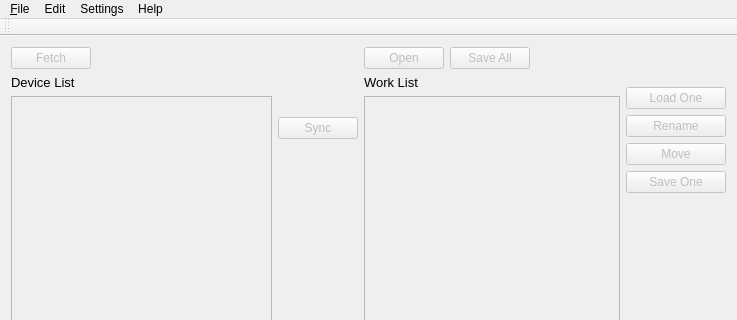
Above: spl/DcPresetLib.ui from strymon/spl before the change; both pictures show x 0 to 737 and y 0 to 320 of the 737 by 793 pixel window. Below: the same form after it.
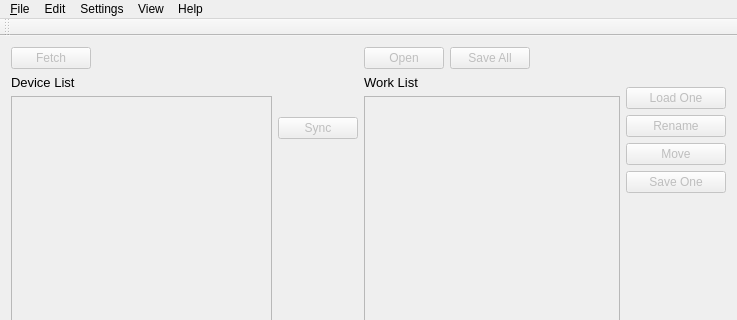
That is the form after the change. Icons and pictures are not drawn. Custom widgets are drawn as their Qt base class.

Commit message:
Updated device detection, added 'show console' menu option`
If more than one device responded to the MIDI id request, depending on
the order
the program would not detected a valid and supported device.

Added a QSet container to keep track of supported devices

Patch:
```diff
--- a/spl/DcPresetLib.ui
+++ b/spl/DcPresetLib.ui
@@ -712,9 +712,16 @@
     <addaction name="separator"/>
     <addaction name="actionAbout"/>
    </widget>
+   <widget class="QMenu" name="menuView">
+    <property name="title">
+     <string>View</string>
+    </property>
+    <addaction name="actionShow_Console"/>
+   </widget>
    <addaction name="menu_File"/>
    <addaction name="menuEdit"/>
    <addaction name="menuSettings"/>
+   <addaction name="menuView"/>
    <addaction name="menuHelp"/>
   </widget>
   <widget class="QToolBar" name="mainToolBar">
```
Left out of the diff: 15 changed lines with no effect on the pictures. The commit also changes 3 other files.
